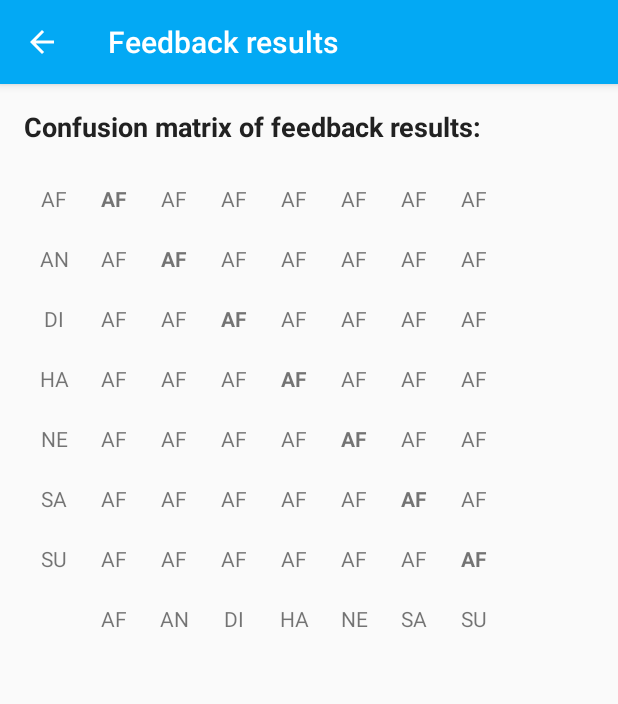
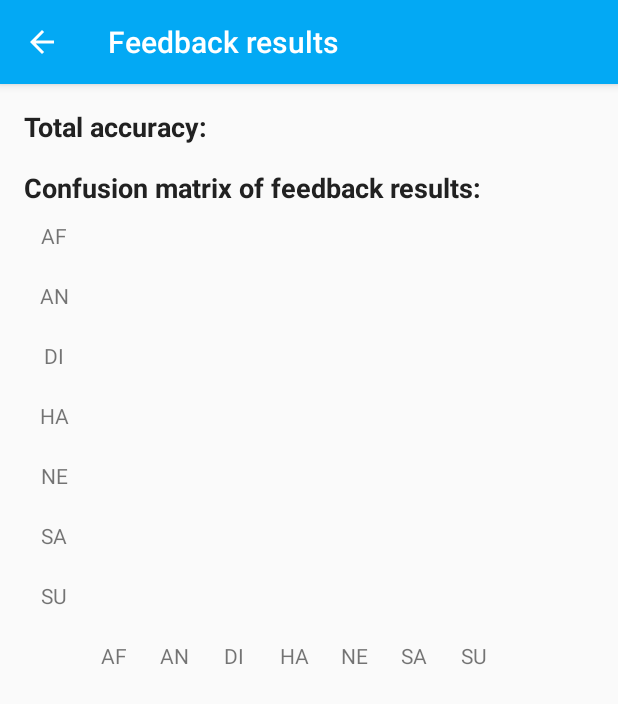
Before and after one commit to bagolysz/FerTestApp, an Android app: the FeedbackResultsActivity screen opened directly, with no data from a screen before it, on a phone screen of 412 x 824 dp. Shown: the top 704 px of the screen. Run offline under Robolectric (Android 15) with nearby library versions, the light colour scheme and no system bars; our stand-ins replace Firebase (no records; nobody signed in at launch, a user with empty details on screens opened directly).

Commit message:
refactor feedback results screen

```diff
--- a/app/src/main/AndroidManifest.xml
+++ b/app/src/main/AndroidManifest.xml
@@ -4,9 +4,6 @@
 
     <uses-permission android:name="android.permission.INTERNET" />
     <uses-permission android:name="android.permission.CAMERA" />
-    <uses-permission android:name="android.permission.WRITE_EXTERNAL_STORAGE" />
-    <uses-permission android:name="android.permission.READ_EXTERNAL_STORAGE" />
-
     <uses-feature android:name="android.hardware.camera2.full" />
 
     <application
--- a/app/src/main/java/com/example/szabi/fertestapp/view/CameraTestActivity.java
+++ b/app/src/main/java/com/example/szabi/fertestapp/view/CameraTestActivity.java
@@ -41,7 +41,7 @@ import android.widget.Toast;
 import com.example.szabi.fertestapp.R;
 import com.example.szabi.fertestapp.model.face.Classification;
 import com.example.szabi.fertestapp.model.face.Classifier;
-import com.example.szabi.fertestapp.model.face.TensorFlowClassifier;
+import com.example.szabi.fertestapp.service.TensorFlowClassifierService;
 import com.example.szabi.fertestapp.utils.ClassificationProcessingThread;
 import com.example.szabi.fertestapp.utils.ClassificationUtils;
 import com.example.szabi.fertestapp.utils.FixedSizeQueue;
@@ -521,7 +521,7 @@ public class CameraTestActivity extends AppCompatActivity implements Notificatio
     // prepare the necessary resources for face detection and prediction
     private void prepareResources() {
         try {
-            classifier = new TensorFlowClassifier(getAssets());
+            classifier = new TensorFlowClassifierService(getAssets());
         } catch (IOException e) {
             Log.e(TAG, e.getMessage());
         }
--- a/app/src/main/java/com/example/szabi/fertestapp/view/FeedbackResultsActivity.java
+++ b/app/src/main/java/com/example/szabi/fertestapp/view/FeedbackResultsActivity.java
@@ -35,6 +35,9 @@ public class FeedbackResultsActivity extends AppCompatActivity {
     private TextView[] trueLabels;
     private TextView[] predictedLabels;
     private TextView[][] confusionMatrixItems;
+    private TextView totalAccuracyTextView;
+    private int totalElements;
+    private int correctlyClassified;
 
     private double[][] confusionMatrix;
     private int[] elementCount;
@@ -52,6 +55,8 @@ public class FeedbackResultsActivity extends AppCompatActivity {
         initElements();
         elementCount = new int[CLASSES];
         confusionMatrix = new double[CLASSES][CLASSES];
+        totalElements = 0;
+        correctlyClassified = 0;
 
         databaseReference = FirebaseDatabase.getInstance().getReference(DB_TESTS);
         databaseReference.addChildEventListener(new ChildEventListener() {
@@ -98,6 +103,12 @@ public class FeedbackResultsActivity extends AppCompatActivity {
 
 
     private void updateChart(Feedback feedback) {
+        totalElements++;
+        if (feedback.getActual() == feedback.getPredicted()) {
+            correctlyClassified++;
+        }
+        totalAccuracyTextView.setText(String.format(Locale.ENGLISH, "%.2f%%", (correctlyClassified/((double)totalElements))*100));
+
         elementCount[intMap.get(feedback.getActual())]++;
         confusionMatrix[intMap.get(feedback.getActual())][intMap.get(feedback.getPredicted())]++;
 
@@ -121,6 +132,8 @@ public class FeedbackResultsActivity extends AppCompatActivity {
         trueLabels = new TextView[CLASSES];
         predictedLabels = new TextView[CLASSES];
         confusionMatrixItems = new TextView[CLASSES][CLASSES];
+
+        totalAccuracyTextView = findViewById(R.id.feedback_results_acc_value);
 
         trueLabels[0] = findViewById(R.id.true_label_0);
         trueLabels[1] = findViewById(R.id.true_label_1);
--- a/app/src/main/res/layout/activity_test_results.xml
+++ b/app/src/main/res/layout/activity_test_results.xml
@@ -7,17 +7,44 @@
     tools:context=".view.FeedbackResultsActivity">
 
     <TextView
-        android:id="@+id/feedback_results_title"
+        android:id="@+id/feedback_results_acc"
         android:layout_width="match_parent"
         android:layout_height="wrap_content"
         android:padding="@dimen/padding_standard"
-        android:text="Confusion matrix of feedback results:"
+        android:text="Total accuracy: "
         android:textColor="@color/primary_text"
         android:textSize="18sp"
         android:textStyle="bold"
         app:layout_constraintLeft_toLeftOf="parent"
         app:layout_constraintRight_toRightOf="parent"
         app:layout_constraintTop_toTopOf="parent" />
+
+    <TextView
+        android:id="@+id/feedback_results_acc_value"
+        android:layout_width="wrap_content"
+        android:layout_height="wrap_content"
+        android:padding="@dimen/padding_standard"
+        android:textColor="@color/primary_text"
+        android:textSize="18sp"
+        android:textStyle="bold"
+        app:layout_constraintLeft_toLeftOf="parent"
+        app:layout_constraintRight_toRightOf="parent"
+        app:layout_constraintTop_toTopOf="parent"
+        tools:text="91.4%" />
+
+    <TextView
+        android:id="@+id/feedback_results_title"
+        android:layout_width="match_parent"
+        android:layout_height="wrap_content"
+        android:paddingEnd="@dimen/padding_standard"
+        android:paddingStart="@dimen/padding_standard"
+        android:text="@string/confusion_matrix_of_feedback_results"
+        android:textColor="@color/primary_text"
+        android:textSize="18sp"
+        android:textStyle="bold"
+        app:layout_constraintLeft_toLeftOf="parent"
+        app:layout_constraintRight_toRightOf="parent"
+        app:layout_constraintTop_toBottomOf="@id/feedback_results_acc" />
 
     <LinearLayout
         android:id="@+id/true_labels"
--- a/app/src/main/res/layout/item_feedback_label.xml
+++ b/app/src/main/res/layout/item_feedback_label.xml
@@ -1,9 +1,7 @@
 <?xml version="1.0" encoding="utf-8"?>
 <TextView xmlns:android="http://schemas.android.com/apk/res/android"
-    xmlns:tools="http://schemas.android.com/tools"
     android:layout_width="40dp"
     android:layout_height="40dp"
-    android:gravity="center"
-    android:text="AF">
+    android:gravity="center">
 
 </TextView>
--- a/app/src/main/res/values/strings.xml
+++ b/app/src/main/res/values/strings.xml
@@ -12,6 +12,7 @@
     <string name="tab_all_users">All Users</string>
     <string name="tab_groups">Groups</string>
     <string name="menu_home_feedback_results">Feedback results</string>
+    <string name="confusion_matrix_of_feedback_results">Confusion matrix of feedback results:</string>
 
     <string-array name="emotion_labels">
         <item>Fear</item>
```
Also changed, not shown: app/build.gradle (+5 -4 lines), app/src/main/java/com/example/szabi/fertestapp/service/CameraPredictionService.java (+5 -4 lines), app/src/main/java/com/example/szabi/fertestapp/service/TensorFlowClassifierService.java (renamed from app/src/main/java/com/example/szabi/fertestapp/model/face/TensorFlowClassifier.java, +8 -5 lines), app/src/main/java/com/example/szabi/fertestapp/view/FeedbackActivity.java (+2 -6 lines), app/src/main/res/layout/activity_login.xml (line endings or trailing spaces).
